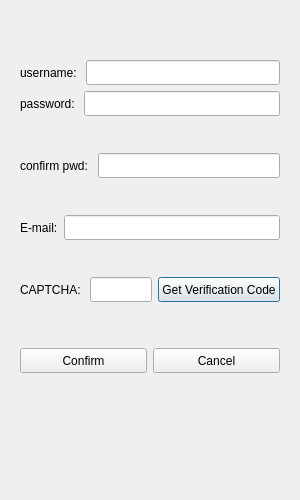
The window that registerinterface.ui (Liupeter01/chatting-client) describes before a commit, drawn with Qt 5.
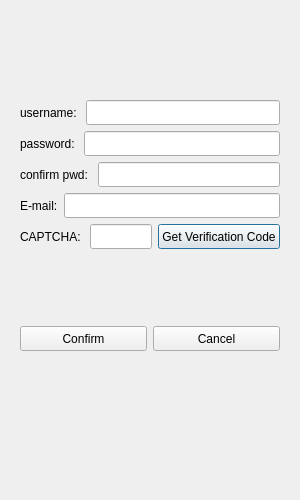
The same window after the commit. Custom widgets are drawn as their Qt base class.

Commit message: 1.[REMOVE]:remove unnessary LineEdit box 2.[REMOVE]:remove style sheet from qss

```diff
--- a/registerinterface.ui
+++ b/registerinterface.ui
@@ -48,6 +48,19 @@
            </property>
           </spacer>
          </item>
+         <item>
+          <spacer name="verticalSpacer_4">
+           <property name="orientation">
+            <enum>Qt::Orientation::Vertical</enum>
+           </property>
+           <property name="sizeHint" stdset="0">
+            <size>
+             <width>20</width>
+             <height>40</height>
+            </size>
+           </property>
+          </spacer>
+         </item>
          <item>
           <layout class="QHBoxLayout" name="horizontalLayout_3">
            <item>
@@ -126,28 +139,6 @@
            </item>
           </layout>
          </item>
-         <item>
-          <widget class="QLabel" name="passwderror_label">
-           <property name="minimumSize">
-            <size>
-             <width>0</width>
-             <height>25</height>
-            </size>
-           </property>
-           <property name="maximumSize">
-            <size>
-             <width>16777215</width>
-             <height>500</height>
-            </size>
-           </property>
-           <property name="text">
-            <string/>
-           </property>
-           <property name="alignment">
-            <set>Qt::AlignmentFlag::AlignCenter</set>
-           </property>
-          </widget>
-         </item>
          <item>
           <layout class="QHBoxLayout" name="horizontalLayout_7">
            <item>
@@ -187,28 +178,6 @@
            </item>
           </layout>
          </item>
-         <item>
-          <widget class="QLabel" name="passwdmatch_label">
-           <property name="minimumSize">
-            <size>
-             <width>0</width>
-             <height>25</height>
-            </size>
-           </property>
-           <property name="maximumSize">
-            <size>
-             <width>16777215</width>
-             <height>25</height>
-            </size>
-           </property>
-           <property name="text">
-            <string/>
-           </property>
-           <property name="alignment">
-            <set>Qt::AlignmentFlag::AlignCenter</set>
-           </property>
-          </widget>
-         </item>
          <item>
           <layout class="QHBoxLayout" name="horizontalLayout_6">
            <item>
@@ -248,28 +217,6 @@
            </item>
           </layout>
          </item>
-         <item>
-          <widget class="QLabel" name="emailerror_label">
-           <property name="minimumSize">
-            <size>
-             <width>0</width>
-             <height>25</height>
-            </size>
-           </property>
-           <property name="maximumSize">
-            <size>
-             <width>16777214</width>
-             <height>25</height>
-            </size>
-           </property>
-           <property name="text">
-            <string/>
-           </property>
-           <property name="alignment">
-            <set>Qt::AlignmentFlag::AlignCenter</set>
-           </property>
-          </widget>
-         </item>
          <item>
           <layout class="QHBoxLayout" name="horizontalLayout_9">
            <item>
@@ -328,6 +275,28 @@
            </item>
           </layout>
          </item>
+         <item>
+          <widget class="QLabel" name="status_label">
+           <property name="minimumSize">
+            <size>
+             <width>0</width>
+             <height>25</height>
+            </size>
+           </property>
+           <property name="maximumSize">
+            <size>
+             <width>16777214</width>
+             <height>25</height>
+            </size>
+           </property>
+           <property name="text">
+            <string/>
+           </property>
+           <property name="alignment">
+            <set>Qt::AlignmentFlag::AlignCenter</set>
+           </property>
+          </widget>
+         </item>
          <item>
           <spacer name="verticalSpacer_3">
            <property name="orientation">
@@ -424,6 +393,13 @@
    </item>
   </layout>
  </widget>
+ <customwidgets>
+  <customwidget>
+   <class>CountDownButton</class>
+   <extends>QPushButton</extends>
+   <header>countdownbutton.h</header>
+  </customwidget>
+ </customwidgets>
  <resources/>
  <connections/>
 </ui>
```
Left out of the diff: 2 changed lines with no effect on the pictures. The commit also changes 1 other file.
